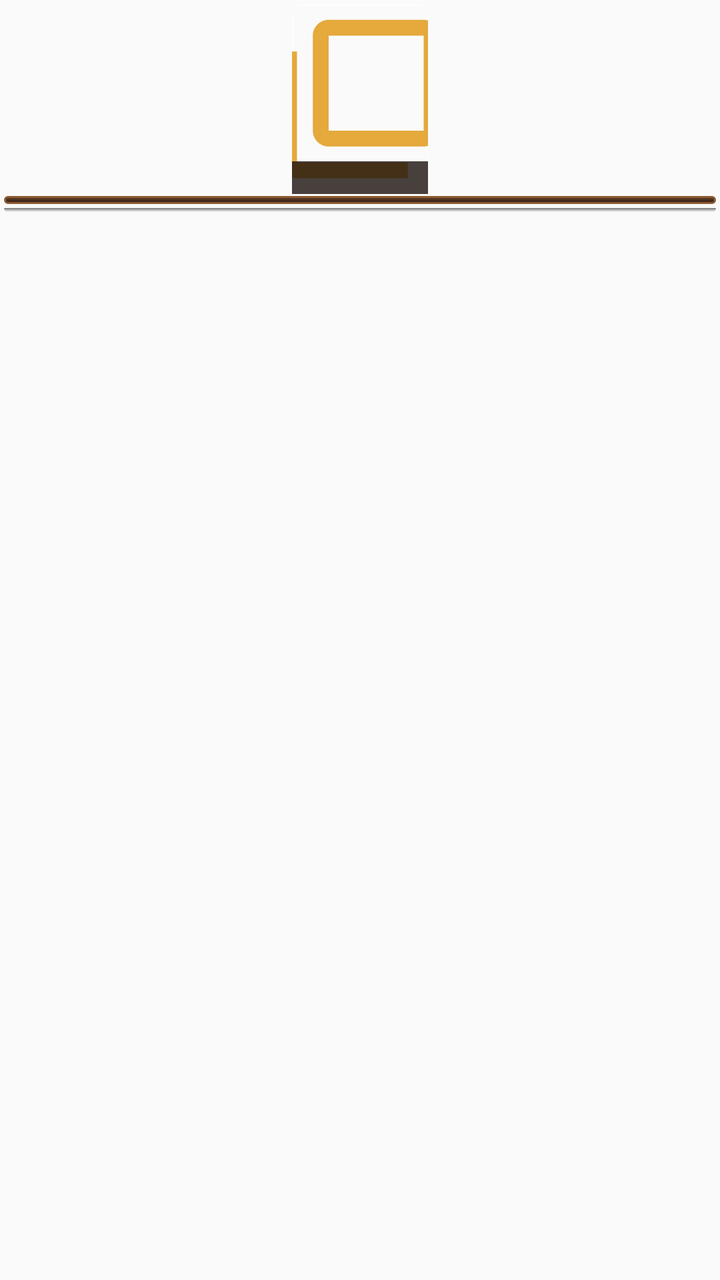
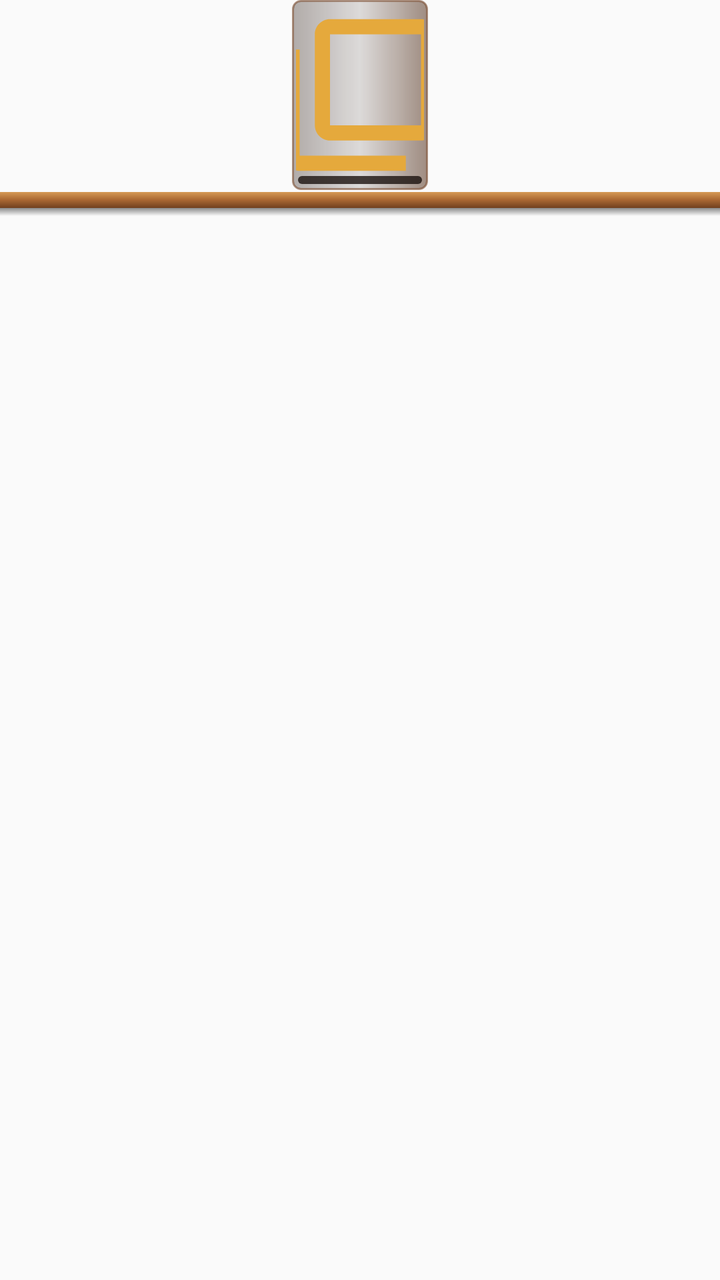

Before-and-after screenshots of an Android layout around one commit, followed by the original layout XML and the change that was made.
<!-- AndroidManifest.xml: application theme android:Theme.Material.Light.NoActionBar -->
<!-- res/layout/bookshelf_widget_item.xml -->
<?xml version="1.0" encoding="utf-8"?>
<LinearLayout xmlns:android="http://schemas.android.com/apk/res/android"
    android:id="@+id/widget_item_container"
    android:layout_width="match_parent"
    android:layout_height="wrap_content"
    android:gravity="center_horizontal"
    android:orientation="vertical"
    android:padding="2dp">

    
    <FrameLayout
        android:layout_width="68dp"
        android:layout_height="95dp">

        <ImageView
            android:id="@+id/widget_book_cover"
            android:layout_width="match_parent"
            android:layout_height="match_parent"
            android:background="@drawable/widget_book_frame"
            android:contentDescription="Book Cover"
            android:scaleType="centerCrop"
            android:src="@drawable/ic_bookshelf_widget" />

        
        <TextView
            android:id="@+id/widget_book_progress"
            android:layout_width="match_parent"
            android:layout_height="wrap_content"
            android:layout_gravity="bottom"
            android:background="#CC1B120E"
            android:gravity="center"
            android:paddingVertical="2dp"
            android:textColor="#E5A93C"
            android:textSize="9sp"
            android:textStyle="bold" />
    </FrameLayout>

    
    <ImageView
        android:layout_width="match_parent"
        android:layout_height="8dp"
        android:layout_marginTop="1dp"
        android:background="@drawable/widget_shelf_ledge"
        android:contentDescription="@null" />

    
    <TextView
        android:id="@+id/widget_book_title"
        android:layout_width="match_parent"
        android:layout_height="wrap_content"
        android:layout_marginTop="2dp"
        android:ellipsize="end"
        android:gravity="center"
        android:maxLines="1"
        android:textColor="#F3ECE0"
        android:textSize="10sp" />

</LinearLayout>
<!-- resources referenced by this layout -->
<resources>
  <!-- drawable ic_bookshelf_widget (drawable) -->
  <vector xmlns:android="http://schemas.android.com/apk/res/android"
      android:width="24dp"
      android:height="24dp"
      android:viewportWidth="24"
      android:viewportHeight="24">
      <path
          android:fillColor="#E5A93C"
          android:pathData="M4,6H2v14c0,1.1 0.9,2 2,2h14v-2H4V6z"/>
      <path
          android:fillColor="#E5A93C"
          android:pathData="M20,2H8c-1.1,0 -2,0.9 -2,2v12c0,1.1 0.9,2 2,2h12c1.1,0 2,-0.9 2,-2V4c0,-1.1 -0.9,-2 -2,-2zm0,14H8V4h12v12z"/>
  </vector>
  <!-- drawable widget_book_frame (drawable) -->
  <?xml version="1.0" encoding="utf-8"?>
  <shape xmlns:android="http://schemas.android.com/apk/res/android"
      android:shape="rectangle">
      <corners android:radius="4dp" />
      <stroke
          android:width="1dp"
          android:color="#44FFFFFF" />
  </shape>
  <!-- drawable widget_shelf_ledge (drawable) -->
  <?xml version="1.0" encoding="utf-8"?>
  <layer-list xmlns:android="http://schemas.android.com/apk/res/android">
      
      <item android:top="6dp">
          <shape android:shape="rectangle">
              <gradient
                  android:type="linear"
                  android:angle="270"
                  android:startColor="#88000000"
                  android:endColor="#00000000" />
              <corners android:bottomLeftRadius="2dp" android:bottomRightRadius="2dp" />
          </shape>
      </item>
      
      <item android:bottom="4dp">
          <shape android:shape="rectangle">
              <gradient
                  android:type="linear"
                  android:angle="270"
                  android:startColor="#6B4423"
                  android:centerColor="#4A2F1F"
                  android:endColor="#2C1B14" />
              <corners android:radius="2dp" />
              <stroke
                  android:width="1dp"
                  android:color="#8D5B32" />
          </shape>
      </item>
  </layer-list>
</resources>

<!-- the commit's change to res/layout/bookshelf_widget_item.xml (unified diff, before → after) -->
@@ -5,40 +5,44 @@
     android:layout_height="wrap_content"
     android:gravity="center_horizontal"
     android:orientation="vertical"
-    android:padding="2dp">
+    android:padding="0dp">
 
     
     <FrameLayout
+        android:id="@+id/widget_book_frame_container"
         android:layout_width="68dp"
-        android:layout_height="95dp">
+        android:layout_height="95dp"
+        android:background="@drawable/widget_book_frame"
+        android:elevation="4dp">
 
         <ImageView
             android:id="@+id/widget_book_cover"
             android:layout_width="match_parent"
             android:layout_height="match_parent"
-            android:background="@drawable/widget_book_frame"
+            android:layout_margin="2dp"
             android:contentDescription="Book Cover"
             android:scaleType="centerCrop"
             android:src="@drawable/ic_bookshelf_widget" />
 
         
-        <TextView
-            android:id="@+id/widget_book_progress"
+        <ProgressBar
+            android:id="@+id/widget_book_progress_bar"
+            style="?android:attr/progressBarStyleHorizontal"
             android:layout_width="match_parent"
-            android:layout_height="wrap_content"
+            android:layout_height="4dp"
             android:layout_gravity="bottom"
-            android:background="#CC1B120E"
-            android:gravity="center"
-            android:paddingVertical="2dp"
-            android:textColor="#E5A93C"
-            android:textSize="9sp"
-            android:textStyle="bold" />
+            android:layout_marginHorizontal="3dp"
+            android:layout_marginBottom="3dp"
+            android:indeterminate="false"
+            android:max="100"
+            android:progress="0"
+            android:progressDrawable="@drawable/widget_progress_bar" />
     </FrameLayout>
 
     
     <ImageView
         android:layout_width="match_parent"
-        android:layout_height="8dp"
+        android:layout_height="12dp"
         android:layout_marginTop="1dp"
         android:background="@drawable/widget_shelf_ledge"
         android:contentDescription="@null" />
<!-- resource entries referenced after the edit -->
@@ -17,11 +17,35 @@
   <?xml version="1.0" encoding="utf-8"?>
   <shape xmlns:android="http://schemas.android.com/apk/res/android"
       android:shape="rectangle">
+      <gradient
+          android:type="linear"
+          android:angle="0"
+          android:startColor="#55200F08"
+          android:centerColor="#22200F08"
+          android:endColor="#88502D18" />
       <corners android:radius="4dp" />
       <stroke
           android:width="1dp"
-          android:color="#44FFFFFF" />
+          android:color="#997A4C2F" />
   </shape>
+  <!-- drawable widget_progress_bar (drawable) -->
+  <?xml version="1.0" encoding="utf-8"?>
+  <layer-list xmlns:android="http://schemas.android.com/apk/res/android">
+      <item android:id="@android:id/background">
+          <shape android:shape="rectangle">
+              <corners android:radius="2dp" />
+              <solid android:color="#CC1B120E" />
+          </shape>
+      </item>
+      <item android:id="@android:id/progress">
+          <clip>
+              <shape android:shape="rectangle">
+                  <corners android:radius="2dp" />
+                  <solid android:color="#E5A93C" />
+              </shape>
+          </clip>
+      </item>
+  </layer-list>
   <!-- drawable widget_shelf_ledge (drawable) -->
   <?xml version="1.0" encoding="utf-8"?>
   <layer-list xmlns:android="http://schemas.android.com/apk/res/android">
@@ -31,9 +55,8 @@
               <gradient
                   android:type="linear"
                   android:angle="270"
-                  android:startColor="#88000000"
+                  android:startColor="#AA000000"
                   android:endColor="#00000000" />
-              <corners android:bottomLeftRadius="2dp" android:bottomRightRadius="2dp" />
           </shape>
       </item>
       
@@ -42,13 +65,10 @@
               <gradient
                   android:type="linear"
                   android:angle="270"
-                  android:startColor="#6B4423"
-                  android:centerColor="#4A2F1F"
-                  android:endColor="#2C1B14" />
-              <corners android:radius="2dp" />
-              <stroke
-                  android:width="1dp"
-                  android:color="#8D5B32" />
+                  android:startColor="#D69A55"
+                  android:centerColor="#A96732"
+                  android:endColor="#70401F" />
+              <corners android:radius="0dp" />
           </shape>
       </item>
   </layer-list>
